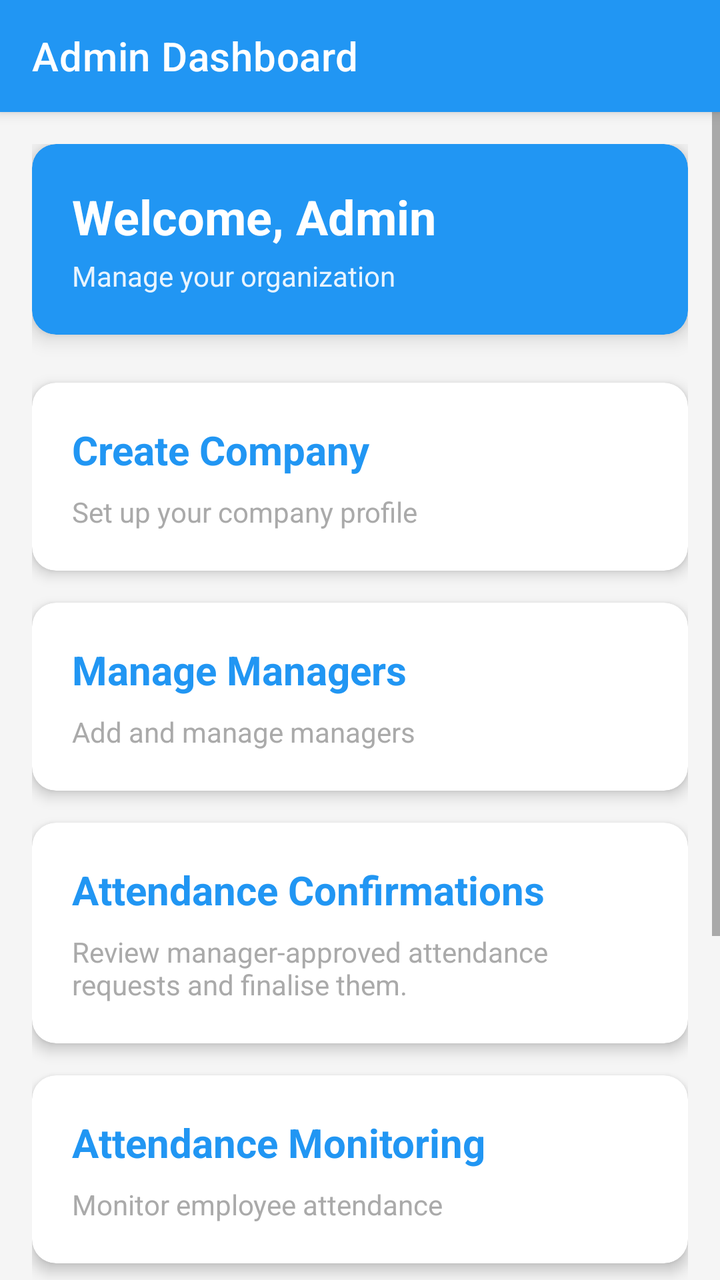
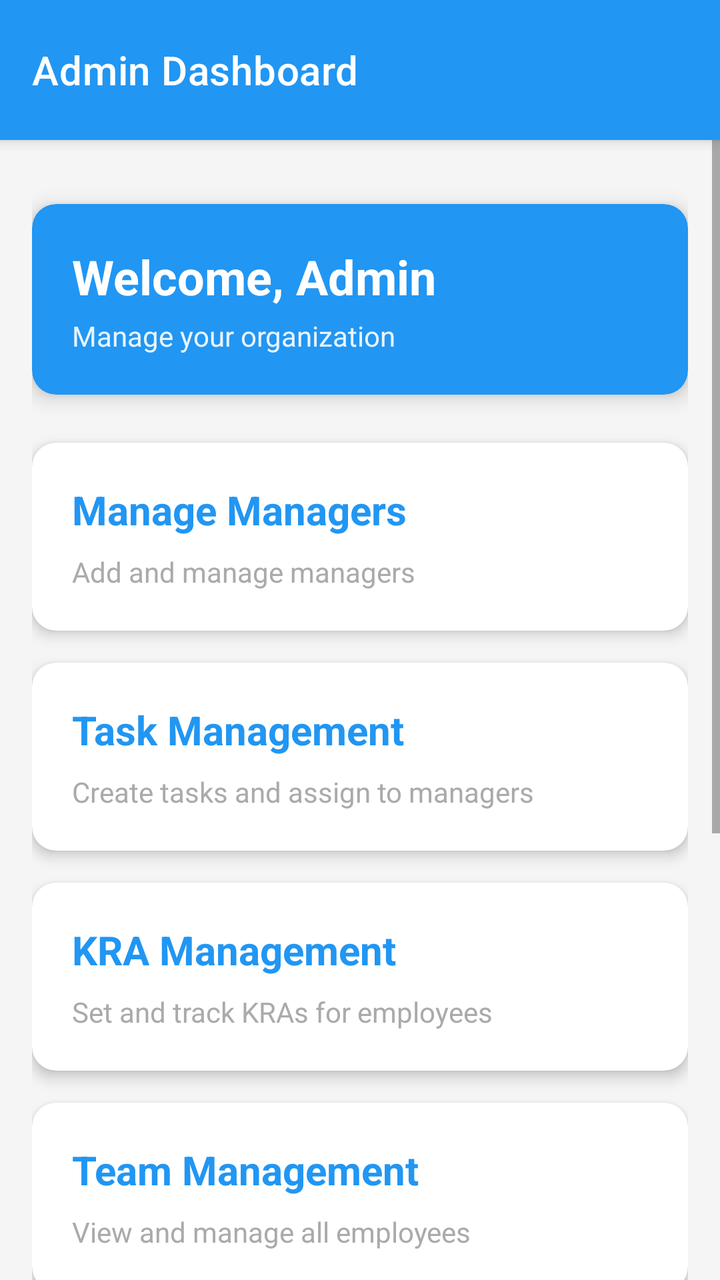

An Android layout rendered at two revisions. The XML below is the earlier revision; the diff shows what the commit changed to produce the second picture.
<!-- AndroidManifest.xml: application theme Theme.UnifiedHRSystem -->
<!-- res/layout/activity_admin_dashboard.xml -->
<?xml version="1.0" encoding="utf-8"?>
<androidx.coordinatorlayout.widget.CoordinatorLayout xmlns:android="http://schemas.android.com/apk/res/android"
    xmlns:app="http://schemas.android.com/apk/res-auto"
    android:layout_width="match_parent"
    android:layout_height="match_parent"
    android:background="@color/background">

    <com.google.android.material.appbar.AppBarLayout
        android:layout_width="match_parent"
        android:layout_height="wrap_content"
        android:theme="@style/ThemeOverlay.AppCompat.Dark.ActionBar">

        <com.google.android.material.appbar.MaterialToolbar
            android:id="@+id/toolbar"
            android:layout_width="match_parent"
            android:layout_height="?attr/actionBarSize"
            android:background="@color/primary"
            app:title="Admin Dashboard"
            app:titleTextColor="@color/white" />

    </com.google.android.material.appbar.AppBarLayout>

    <ScrollView
        android:layout_width="match_parent"
        android:layout_height="match_parent"
        app:layout_behavior="@string/appbar_scrolling_view_behavior">

        <LinearLayout
            android:layout_width="match_parent"
            android:layout_height="wrap_content"
            android:orientation="vertical"
            android:padding="16dp">

            <androidx.cardview.widget.CardView
                android:layout_width="match_parent"
                android:layout_height="wrap_content"
                android:layout_marginBottom="24dp"
                app:cardCornerRadius="12dp"
                app:cardElevation="6dp"
                app:cardBackgroundColor="@color/primary">

                <LinearLayout
                    android:layout_width="match_parent"
                    android:layout_height="wrap_content"
                    android:orientation="vertical"
                    android:padding="20dp">

                    <TextView
                        android:id="@+id/tvWelcome"
                        android:layout_width="match_parent"
                        android:layout_height="wrap_content"
                        android:text="Welcome, Admin"
                        android:textSize="24sp"
                        android:textStyle="bold"
                        android:textColor="@color/white" />

                    <TextView
                        android:layout_width="match_parent"
                        android:layout_height="wrap_content"
                        android:text="Manage your organization"
                        android:textSize="14sp"
                        android:textColor="@color/white"
                        android:alpha="0.9"
                        android:layout_marginTop="4dp" />

                </LinearLayout>
            </androidx.cardview.widget.CardView>

            <androidx.cardview.widget.CardView
                android:id="@+id/cvCreateCompany"
                android:layout_width="match_parent"
                android:layout_height="wrap_content"
                android:layout_marginBottom="16dp"
                app:cardCornerRadius="12dp"
                app:cardElevation="4dp"
                android:clickable="true"
                android:focusable="true"
                android:foreground="?android:attr/selectableItemBackground">

                <LinearLayout
                    android:layout_width="match_parent"
                    android:layout_height="wrap_content"
                    android:orientation="vertical"
                    android:padding="20dp">

                    <TextView
                        android:layout_width="wrap_content"
                        android:layout_height="wrap_content"
                        android:text="Create Company"
                        android:textSize="20sp"
                        android:textStyle="bold"
                        android:textColor="@color/primary" />

                    <TextView
                        android:layout_width="wrap_content"
                        android:layout_height="wrap_content"
                        android:text="Set up your company profile"
                        android:textSize="14sp"
                        android:textColor="@android:color/darker_gray"
                        android:layout_marginTop="8dp" />
                </LinearLayout>
            </androidx.cardview.widget.CardView>

            <androidx.cardview.widget.CardView
                android:id="@+id/cvManagers"
                android:layout_width="match_parent"
                android:layout_height="wrap_content"
                android:layout_marginBottom="16dp"
                app:cardCornerRadius="12dp"
                app:cardElevation="4dp"
                android:clickable="true"
                android:focusable="true"
                android:foreground="?android:attr/selectableItemBackground">

                <LinearLayout
                    android:layout_width="match_parent"
                    android:layout_height="wrap_content"
                    android:orientation="vertical"
                    android:padding="20dp">

                    <TextView
                        android:layout_width="wrap_content"
                        android:layout_height="wrap_content"
                        android:text="Manage Managers"
                        android:textSize="20sp"
                        android:textStyle="bold"
                        android:textColor="@color/primary" />

                    <TextView
                        android:layout_width="wrap_content"
                        android:layout_height="wrap_content"
                        android:text="Add and manage managers"
                        android:textSize="14sp"
                        android:textColor="@android:color/darker_gray"
                        android:layout_marginTop="8dp" />
                </LinearLayout>
            </androidx.cardview.widget.CardView>

            <androidx.cardview.widget.CardView
                android:id="@+id/cvAttendance"
                android:layout_width="match_parent"
                android:layout_height="wrap_content"
                android:layout_marginBottom="16dp"
                app:cardCornerRadius="12dp"
                app:cardElevation="4dp"
                android:clickable="true"
                android:focusable="true"
                android:foreground="?android:attr/selectableItemBackground">

                <LinearLayout
                    android:layout_width="match_parent"
                    android:layout_height="wrap_content"
                    android:orientation="vertical"
                    android:padding="20dp">

                    <TextView
                        android:layout_width="wrap_content"
                        android:layout_height="wrap_content"
                        android:text="@string/title_admin_attendance_requests"
                        android:textSize="20sp"
                        android:textStyle="bold"
                        android:textColor="@color/primary" />

                    <TextView
                        android:layout_width="wrap_content"
                        android:layout_height="wrap_content"
                        android:text="@string/description_admin_attendance_card"
                        android:textSize="14sp"
                        android:textColor="@android:color/darker_gray"
                        android:layout_marginTop="8dp" />
                </LinearLayout>
            </androidx.cardview.widget.CardView>

            <androidx.cardview.widget.CardView
                android:id="@+id/cvAttendanceMonitoring"
                android:layout_width="match_parent"
                android:layout_height="wrap_content"
                android:layout_marginBottom="16dp"
                app:cardCornerRadius="12dp"
                app:cardElevation="4dp"
                android:clickable="true"
                android:focusable="true"
                android:foreground="?android:attr/selectableItemBackground">

                <LinearLayout
                    android:layout_width="match_parent"
                    android:layout_height="wrap_content"
                    android:orientation="vertical"
                    android:padding="20dp">

                    <TextView
                        android:layout_width="wrap_content"
                        android:layout_height="wrap_content"
                        android:text="Attendance Monitoring"
                        android:textSize="20sp"
                        android:textStyle="bold"
                        android:textColor="@color/primary" />

                    <TextView
                        android:layout_width="wrap_content"
                        android:layout_height="wrap_content"
                        android:text="Monitor employee attendance"
                        android:textSize="14sp"
                        android:textColor="@android:color/darker_gray"
                        android:layout_marginTop="8dp" />
                </LinearLayout>
            </androidx.cardview.widget.CardView>

            <androidx.cardview.widget.CardView
                android:id="@+id/cvTeam"
                android:layout_width="match_parent"
                android:layout_height="wrap_content"
                android:layout_marginBottom="16dp"
                app:cardCornerRadius="12dp"
                app:cardElevation="4dp"
                android:clickable="true"
                android:focusable="true"
                android:foreground="?android:attr/selectableItemBackground">

                <LinearLayout
                    android:layout_width="match_parent"
                    android:layout_height="wrap_content"
                    android:orientation="vertical"
                    android:padding="20dp">

                    <TextView
                        android:layout_width="wrap_content"
                        android:layout_height="wrap_content"
                        android:text="Team Management"
                        android:textSize="20sp"
                        android:textStyle="bold"
                        android:textColor="@color/primary" />

                    <TextView
                        android:layout_width="wrap_content"
                        android:layout_height="wrap_content"
                        android:text="View and manage all employees"
                        android:textSize="14sp"
                        android:textColor="@android:color/darker_gray"
                        android:layout_marginTop="8dp" />
                </LinearLayout>
            </androidx.cardview.widget.CardView>

            <androidx.cardview.widget.CardView
                android:id="@+id/cvRecruitment"
                android:layout_width="match_parent"
                android:layout_height="wrap_content"
                android:layout_marginBottom="16dp"
                app:cardCornerRadius="12dp"
                app:cardElevation="4dp"
                android:clickable="true"
                android:focusable="true"
                android:foreground="?android:attr/selectableItemBackground">

                <LinearLayout
                    android:layout_width="match_parent"
                    android:layout_height="wrap_content"
                    android:orientation="vertical"
                    android:padding="20dp">

                    <TextView
                        android:layout_width="wrap_content"
                        android:layout_height="wrap_content"
                        android:text="Recruitment"
                        android:textSize="20sp"
                        android:textStyle="bold"
                        android:textColor="@color/primary" />

                    <TextView
                        android:layout_width="wrap_content"
                        android:layout_height="wrap_content"
                        android:text="Manage job postings and applicants"
                        android:textSize="14sp"
                        android:textColor="@android:color/darker_gray"
                        android:layout_marginTop="8dp" />
                </LinearLayout>
            </androidx.cardview.widget.CardView>

        </LinearLayout>
    </ScrollView>
</androidx.coordinatorlayout.widget.CoordinatorLayout>
<!-- resources referenced by this layout -->
<resources>
  <color name="background">#FFF5F5F5</color>
  <color name="primary">#FF2196F3</color>
  <color name="white">#FFFFFFFF</color>
  <string name="description_admin_attendance_card">Review manager-approved attendance requests and finalise them.</string>
  <string name="title_admin_attendance_requests">Attendance Confirmations</string>
  <style name="Theme.UnifiedHRSystem" parent="Theme.MaterialComponents.DayNight.NoActionBar">
          <item name="colorPrimary">@color/primary</item>
          <item name="colorPrimaryDark">@color/primary_dark</item>
          <item name="colorAccent">@color/accent</item>
          <item name="toolbarStyle">@style/Widget.UnifiedHR.Toolbar</item>
      </style>
  <color name="primary_dark">#FF1976D2</color>
  <color name="accent">#FFFF5722</color>
  <style name="Widget.UnifiedHR.Toolbar" parent="Widget.MaterialComponents.Toolbar">
          <item name="popupTheme">@style/ThemeOverlay.MaterialComponents.Light</item>
          <item name="titleTextColor">@color/white</item>
          <item name="subtitleTextColor">@color/white</item>
      </style>
</resources>

<!-- the commit's change to res/layout/activity_admin_dashboard.xml (unified diff, before → after) -->
@@ -13,10 +13,14 @@
         <com.google.android.material.appbar.MaterialToolbar
             android:id="@+id/toolbar"
             android:layout_width="match_parent"
-            android:layout_height="?attr/actionBarSize"
+            android:layout_height="70dp"
             android:background="@color/primary"
             app:title="Admin Dashboard"
-            app:titleTextColor="@color/white" />
+            app:titleTextColor="@color/white"
+            app:titleCentered="false"
+            app:contentInsetStartWithNavigation="0dp"
+            app:contentInsetLeft="16dp" />
+
 
     </com.google.android.material.appbar.AppBarLayout>
 
@@ -34,6 +38,7 @@
             <androidx.cardview.widget.CardView
                 android:layout_width="match_parent"
                 android:layout_height="wrap_content"
+                android:layout_marginTop="16dp"
                 android:layout_marginBottom="24dp"
                 app:cardCornerRadius="12dp"
                 app:cardElevation="6dp"
@@ -66,51 +71,16 @@
                 </LinearLayout>
             </androidx.cardview.widget.CardView>
 
-            <androidx.cardview.widget.CardView
-                android:id="@+id/cvCreateCompany"
-                android:layout_width="match_parent"
-                android:layout_height="wrap_content"
-                android:layout_marginBottom="16dp"
-                app:cardCornerRadius="12dp"
-                app:cardElevation="4dp"
-                android:clickable="true"
-                android:focusable="true"
-                android:foreground="?android:attr/selectableItemBackground">
-
-                <LinearLayout
-                    android:layout_width="match_parent"
-                    android:layout_height="wrap_content"
-                    android:orientation="vertical"
-                    android:padding="20dp">
-
-                    <TextView
-                        android:layout_width="wrap_content"
-                        android:layout_height="wrap_content"
-                        android:text="Create Company"
-                        android:textSize="20sp"
-                        android:textStyle="bold"
-                        android:textColor="@color/primary" />
-
-                    <TextView
-                        android:layout_width="wrap_content"
-                        android:layout_height="wrap_content"
-                        android:text="Set up your company profile"
-                        android:textSize="14sp"
-                        android:textColor="@android:color/darker_gray"
-                        android:layout_marginTop="8dp" />
-                </LinearLayout>
-            </androidx.cardview.widget.CardView>
-
+
+
+            
             <androidx.cardview.widget.CardView
                 android:id="@+id/cvManagers"
                 android:layout_width="match_parent"
                 android:layout_height="wrap_content"
                 android:layout_marginBottom="16dp"
                 app:cardCornerRadius="12dp"
-                app:cardElevation="4dp"
-                android:clickable="true"
-                android:focusable="true"
-                android:foreground="?android:attr/selectableItemBackground">
+                app:cardElevation="4dp">
 
                 <LinearLayout
                     android:layout_width="match_parent"
@@ -136,51 +106,151 @@
                 </LinearLayout>
             </androidx.cardview.widget.CardView>
 
+
+            
+            <androidx.cardview.widget.CardView
+                android:id="@+id/cvTasks"
+                android:layout_width="match_parent"
+                android:layout_height="wrap_content"
+                android:layout_marginBottom="16dp"
+                app:cardCornerRadius="12dp"
+                app:cardElevation="4dp">
+
+                <LinearLayout
+                    android:layout_width="match_parent"
+                    android:layout_height="wrap_content"
+                    android:orientation="vertical"
+                    android:padding="20dp">
+
+                    <TextView
+                        android:layout_width="wrap_content"
+                        android:layout_height="wrap_content"
+                        android:text="Task Management"
+                        android:textSize="20sp"
+                        android:textStyle="bold"
+                        android:textColor="@color/primary" />
+
+                    <TextView
+                        android:layout_width="wrap_content"
+                        android:layout_height="wrap_content"
+                        android:text="Create tasks and assign to managers"
+                        android:textSize="14sp"
+                        android:textColor="@android:color/darker_gray"
+                        android:layout_marginTop="8dp" />
+                </LinearLayout>
+            </androidx.cardview.widget.CardView>
+            
+
+
+            
+            <androidx.cardview.widget.CardView
+                android:id="@+id/cvKRA"
+                android:layout_width="match_parent"
+                android:layout_height="wrap_content"
+                android:layout_marginBottom="16dp"
+                app:cardCornerRadius="12dp"
+                app:cardElevation="4dp">
+
+                <LinearLayout
+                    android:layout_width="match_parent"
+                    android:layout_height="wrap_content"
+                    android:orientation="vertical"
+                    android:padding="20dp">
+
+                    <TextView
+                        android:layout_width="wrap_content"
+                        android:layout_height="wrap_content"
+                        android:text="KRA Management"
+                        android:textSize="20sp"
+                        android:textStyle="bold"
+                        android:textColor="@color/primary" />
+
+                    <TextView
+                        android:layout_width="wrap_content"
+                        android:layout_height="wrap_content"
+                        android:text="Set and track KRAs for employees"
+                        android:textSize="14sp"
+                        android:textColor="@android:color/darker_gray"
+                        android:layout_marginTop="8dp" />
+                </LinearLayout>
+            </androidx.cardview.widget.CardView>
+
+            
+            <androidx.cardview.widget.CardView
+                android:id="@+id/cvTeam"
+                android:layout_width="match_parent"
+                android:layout_height="wrap_content"
+                android:layout_marginBottom="16dp"
+                app:cardCornerRadius="12dp"
+                app:cardElevation="4dp">
+
+                <LinearLayout
+                    android:layout_width="match_parent"
+                    android:layout_height="wrap_content"
+                    android:orientation="vertical"
+                    android:padding="20dp">
+
+                    <TextView
+                        android:layout_width="wrap_content"
+                        android:layout_height="wrap_content"
+                        android:text="Team Management"
+                        android:textSize="20sp"
+                        android:textStyle="bold"
+                        android:textColor="@color/primary" />
+
+                    <TextView
+                        android:layout_width="wrap_content"
+                        android:layout_height="wrap_content"
+                        android:text="View and manage all employees"
+                        android:textSize="14sp"
+                        android:textColor="@android:color/darker_gray"
+                        android:layout_marginTop="8dp" />
+                </LinearLayout>
+            </androidx.cardview.widget.CardView>
+
+
+            
             <androidx.cardview.widget.CardView
                 android:id="@+id/cvAttendance"
                 android:layout_width="match_parent"
                 android:layout_height="wrap_content"
                 android:layout_marginBottom="16dp"
                 app:cardCornerRadius="12dp"
-                app:cardElevation="4dp"
-                android:clickable="true"
-                android:focusable="true"
-                android:foreground="?android:attr/selectableItemBackground">
-
-                <LinearLayout
-                    android:layout_width="match_parent"
-                    android:layout_height="wrap_content"
-                    android:orientation="vertical"
-                    android:padding="20dp">
-
-                    <TextView
-                        android:layout_width="wrap_content"
-                        android:layout_height="wrap_content"
-                        android:text="@string/title_admin_attendance_requests"
-                        android:textSize="20sp"
-                        android:textStyle="bold"
-                        android:textColor="@color/primary" />
-
-                    <TextView
-                        android:layout_width="wrap_content"
-                        android:layout_height="wrap_content"
-                        android:text="@string/description_admin_attendance_card"
-                        android:textSize="14sp"
-                        android:textColor="@android:color/darker_gray"
-                        android:layout_marginTop="8dp" />
-                </LinearLayout>
-            </androidx.cardview.widget.CardView>
-
+                app:cardElevation="4dp">
+
+                <LinearLayout
+                    android:layout_width="match_parent"
+                    android:layout_height="wrap_content"
+                    android:orientation="vertical"
+                    android:padding="20dp">
+
+                    <TextView
+                        android:layout_width="wrap_content"
+                        android:layout_height="wrap_content"
+                        android:text="Attendance Requests"
+                        android:textSize="20sp"
+                        android:textStyle="bold"
+                        android:textColor="@color/primary" />
+
+                    <TextView
+                        android:layout_width="wrap_content"
+                        android:layout_height="wrap_content"
+                        android:text="Approve or reject requests"
+                        android:textSize="14sp"
+                        android:textColor="@android:color/darker_gray"
+                        android:layout_marginTop="8dp" />
+                </LinearLayout>
+            </androidx.cardview.widget.CardView>
+
+
+            
             <androidx.cardview.widget.CardView
                 android:id="@+id/cvAttendanceMonitoring"
                 android:layout_width="match_parent"
                 android:layout_height="wrap_content"
                 android:layout_marginBottom="16dp"
                 app:cardCornerRadius="12dp"
-                app:cardElevation="4dp"
-                android:clickable="true"
-                android:focusable="true"
-                android:foreground="?android:attr/selectableItemBackground">
+                app:cardElevation="4dp">
 
                 <LinearLayout
                     android:layout_width="match_parent"
@@ -206,51 +276,15 @@
                 </LinearLayout>
             </androidx.cardview.widget.CardView>
 
-            <androidx.cardview.widget.CardView
-                android:id="@+id/cvTeam"
-                android:layout_width="match_parent"
-                android:layout_height="wrap_content"
-                android:layout_marginBottom="16dp"
-                app:cardCornerRadius="12dp"
-                app:cardElevation="4dp"
-                android:clickable="true"
-                android:focusable="true"
-                android:foreground="?android:attr/selectableItemBackground">
-
-                <LinearLayout
-                    android:layout_width="match_parent"
-                    android:layout_height="wrap_content"
-                    android:orientation="vertical"
-                    android:padding="20dp">
-
-                    <TextView
-                        android:layout_width="wrap_content"
-                        android:layout_height="wrap_content"
-                        android:text="Team Management"
-                        android:textSize="20sp"
-                        android:textStyle="bold"
-                        android:textColor="@color/primary" />
-
-                    <TextView
-                        android:layout_width="wrap_content"
-                        android:layout_height="wrap_content"
-                        android:text="View and manage all employees"
-                        android:textSize="14sp"
-                        android:textColor="@android:color/darker_gray"
-                        android:layout_marginTop="8dp" />
-                </LinearLayout>
-            </androidx.cardview.widget.CardView>
-
+
+            
             <androidx.cardview.widget.CardView
                 android:id="@+id/cvRecruitment"
                 android:layout_width="match_parent"
                 android:layout_height="wrap_content"
                 android:layout_marginBottom="16dp"
                 app:cardCornerRadius="12dp"
-                app:cardElevation="4dp"
-                android:clickable="true"
-                android:focusable="true"
-                android:foreground="?android:attr/selectableItemBackground">
+                app:cardElevation="4dp">
 
                 <LinearLayout
                     android:layout_width="match_parent"
@@ -269,7 +303,7 @@
                     <TextView
                         android:layout_width="wrap_content"
                         android:layout_height="wrap_content"
-                        android:text="Manage job postings and applicants"
+                        android:text="Manage job postings"
                         android:textSize="14sp"
                         android:textColor="@android:color/darker_gray"
                         android:layout_marginTop="8dp" />
@@ -278,4 +312,5 @@
 
         </LinearLayout>
     </ScrollView>
+
 </androidx.coordinatorlayout.widget.CoordinatorLayout>
<!-- resource entries referenced after the edit -->
@@ -1,18 +1,16 @@
 <!-- resources referenced by this layout -->
 <resources>
   <color name="background">#FFF5F5F5</color>
-  <color name="primary">#FF2196F3</color>
+  <color name="primary">#2196F3</color>
   <color name="white">#FFFFFFFF</color>
-  <string name="description_admin_attendance_card">Review manager-approved attendance requests and finalise them.</string>
-  <string name="title_admin_attendance_requests">Attendance Confirmations</string>
   <style name="Theme.UnifiedHRSystem" parent="Theme.MaterialComponents.DayNight.NoActionBar">
           <item name="colorPrimary">@color/primary</item>
           <item name="colorPrimaryDark">@color/primary_dark</item>
           <item name="colorAccent">@color/accent</item>
           <item name="toolbarStyle">@style/Widget.UnifiedHR.Toolbar</item>
       </style>
-  <color name="primary_dark">#FF1976D2</color>
-  <color name="accent">#FFFF5722</color>
+  <color name="primary_dark">#1976D2</color>
+  <color name="accent">#4CAF50</color>
   <style name="Widget.UnifiedHR.Toolbar" parent="Widget.MaterialComponents.Toolbar">
           <item name="popupTheme">@style/ThemeOverlay.MaterialComponents.Light</item>
           <item name="titleTextColor">@color/white</item>
